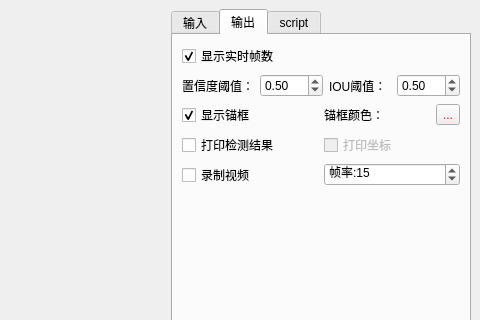
Old version of the form utils/resource/Yolo2onnx_detect_Demo_UI.ui in the repository xun-xh/yolov5-onnx-pyqt-exe; both pictures show x 486 to 966 and y 0 to 320 of the 966 by 728 pixel window.
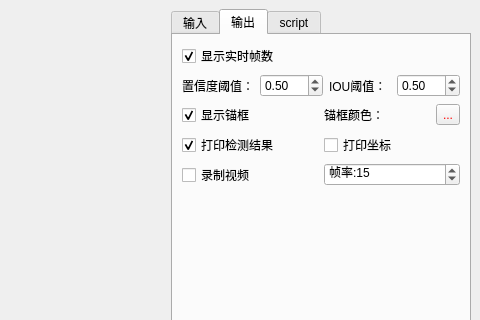
New version of the form. The open tabs and pages were chosen to show the change. Icons and pictures are not drawn.

Patch:
```diff
--- a/utils/resource/Yolo2onnx_detect_Demo_UI.ui
+++ b/utils/resource/Yolo2onnx_detect_Demo_UI.ui
@@ -239,13 +239,13 @@
               <property name="text">
                <string>打印检测结果</string>
               </property>
+              <property name="checked">
+               <bool>true</bool>
+              </property>
              </widget>
             </item>
             <item>
              <widget class="QCheckBox" name="checkBox_6">
-              <property name="enabled">
-               <bool>false</bool>
-              </property>
               <property name="text">
                <string>打印坐标</string>
               </property>
```
